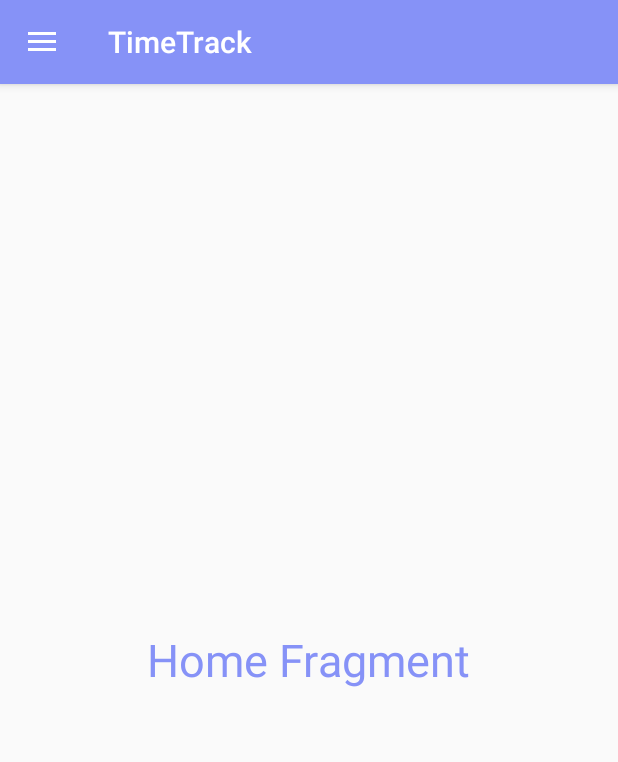
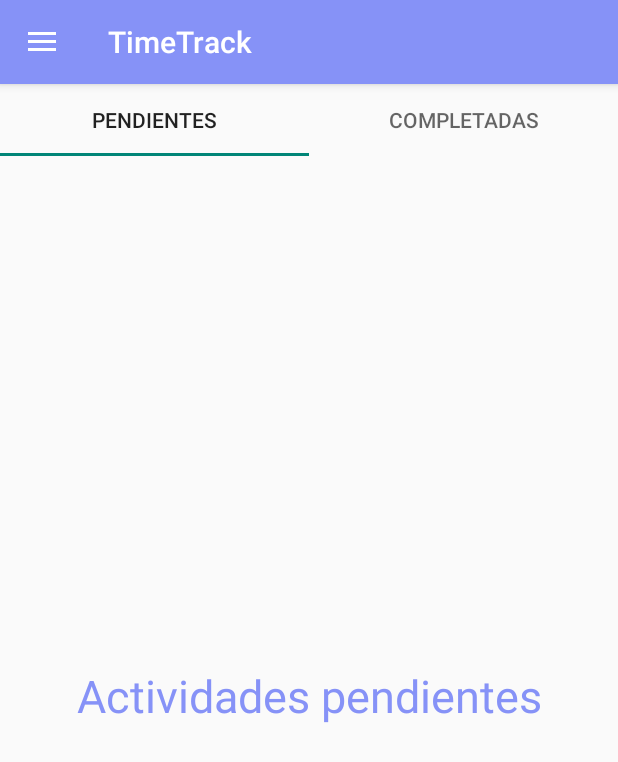
Before and after one commit to LMorenoZ/TimeTrack, an Android app: the screen it shows after launch (MainActivity), on a phone screen of 412 x 824 dp. Shown: the top 762 px of the screen. Run offline under Robolectric (Android 15) with nearby library versions, the phone set to English and light mode, and no system bars.

Commit message:
Se añadieron los tabs en el fragment de actividades

```diff
--- /dev/null
+++ b/app/src/main/java/sv/edu/catolica/timetrack/Adapter/VPAdapter.java
@@ -0,0 +1,40 @@
+package sv.edu.catolica.timetrack.Adapter;
+
+import androidx.annotation.NonNull;
+import androidx.annotation.Nullable;
+import androidx.fragment.app.Fragment;
+import androidx.fragment.app.FragmentManager;
+import androidx.fragment.app.FragmentPagerAdapter;
+
+import java.util.ArrayList;
+
+public class VPAdapter extends FragmentPagerAdapter {
+    private final ArrayList<Fragment> fragmentArrayList = new ArrayList<>();
+    private final ArrayList<String> fragmentTitle = new ArrayList<>();
+
+    public VPAdapter(@NonNull FragmentManager fm, int behavior) {
+        super(fm, behavior);
+    }
+
+    @NonNull
+    @Override
+    public Fragment getItem(int position) {
+        return fragmentArrayList.get(position);
+    }
+
+    @Override
+    public int getCount() {
+        return fragmentArrayList.size();
+    }
+
+    public void addFragment(Fragment fragment, String title) {
+        fragmentArrayList.add(fragment);
+        fragmentTitle.add(title);
+    }
+
+    @Nullable
+    @Override
+    public CharSequence getPageTitle(int position) {
+        return fragmentTitle.get(position );
+    }
+}
--- /dev/null
+++ b/app/src/main/java/sv/edu/catolica/timetrack/CompletadasFragment.java
@@ -0,0 +1,19 @@
+package sv.edu.catolica.timetrack;
+
+import android.os.Bundle;
+
+import androidx.fragment.app.Fragment;
+
+import android.view.LayoutInflater;
+import android.view.View;
+import android.view.ViewGroup;
+
+public class CompletadasFragment extends Fragment {
+
+    @Override
+    public View onCreateView(LayoutInflater inflater, ViewGroup container,
+                             Bundle savedInstanceState) {
+        // Inflate the layout for this fragment
+        return inflater.inflate(R.layout.fragment_completadas, container, false);
+    }
+}
--- a/app/src/main/java/sv/edu/catolica/timetrack/HomeFragment.java
+++ b/app/src/main/java/sv/edu/catolica/timetrack/HomeFragment.java
@@ -2,18 +2,62 @@ package sv.edu.catolica.timetrack;
 
 import android.os.Bundle;
 
+import androidx.annotation.NonNull;
+import androidx.annotation.Nullable;
 import androidx.fragment.app.Fragment;
+import androidx.fragment.app.FragmentPagerAdapter;
+import androidx.viewpager.widget.ViewPager;
 
 import android.view.LayoutInflater;
 import android.view.View;
 import android.view.ViewGroup;
 
+import com.google.android.material.tabs.TabLayout;
+
+import sv.edu.catolica.timetrack.Adapter.VPAdapter;
+
 public class HomeFragment extends Fragment {
+    private TabLayout tabLayout;
+    private ViewPager viewPager;
+
+    @Override
+    public void onCreate(@Nullable Bundle savedInstanceState) {
+        super.onCreate(savedInstanceState);
+    }
+
+    @Override
+    public void onViewCreated(@NonNull View view, @Nullable Bundle savedInstanceState) {
+        super.onViewCreated(view, savedInstanceState);
+
+        tabLayout = view.findViewById(R.id.tablayout);
+        viewPager = view.findViewById(R.id.viewpager);
+
+        tabLayout.setupWithViewPager(viewPager);
+
+        VPAdapter vpAdapter = new VPAdapter(getChildFragmentManager(), FragmentPagerAdapter.BEHAVIOR_RESUME_ONLY_CURRENT_FRAGMENT);
+        vpAdapter.addFragment(new PendientesFragment(), "Pendientes");
+        vpAdapter.addFragment(new CompletadasFragment(), "Completadas");
+        viewPager.setOffscreenPageLimit(2);
+        viewPager.setAdapter(vpAdapter);
+    }
 
     @Override
     public View onCreateView(LayoutInflater inflater, ViewGroup container,
                              Bundle savedInstanceState) {
-        // Inflate the layout for this fragment
+
+//        View view = inflater.inflate(R.layout.fragment_home, container, false);
+//
+//        tabLayout = view.findViewById(R.id.tablayout);
+//        viewPager = view.findViewById(R.id.viewpager);
+//
+//        tabLayout.setupWithViewPager(viewPager);
+//
+//        VPAdapter vpAdapter = new VPAdapter(getParentFragmentManager(), FragmentPagerAdapter.BEHAVIOR_RESUME_ONLY_CURRENT_FRAGMENT);
+//        vpAdapter.addFragment(new PendientesFragment(), "Pendientes");
+//        vpAdapter.addFragment(new CompletadasFragment(), "Completadas");
+//        viewPager.setAdapter(vpAdapter);
+//        return view;
+
         return inflater.inflate(R.layout.fragment_home, container, false);
     }
 }
--- a/app/src/main/java/sv/edu/catolica/timetrack/MainActivity.java
+++ b/app/src/main/java/sv/edu/catolica/timetrack/MainActivity.java
@@ -6,16 +6,18 @@ import androidx.appcompat.app.AppCompatActivity;
 import androidx.appcompat.widget.Toolbar;
 import androidx.core.view.GravityCompat;
 import androidx.drawerlayout.widget.DrawerLayout;
+import androidx.fragment.app.FragmentActivity;
+import androidx.fragment.app.FragmentTransaction;
 
 import android.os.Bundle;
 import android.view.MenuItem;
-import android.widget.TextView;
 import android.widget.Toast;
 
 import com.google.android.material.navigation.NavigationView;
 
 public class MainActivity extends AppCompatActivity implements NavigationView.OnNavigationItemSelectedListener {
     private DrawerLayout drawerLayout;
+    private HomeFragment frag;
 
     @Override
     protected void onCreate(Bundle savedInstanceState) {
@@ -34,7 +36,10 @@ public class MainActivity extends AppCompatActivity implements NavigationView.On
         toggle.syncState();
 
         if (savedInstanceState == null) {
-            getSupportFragmentManager().beginTransaction().replace(R.id.fragment_container, new HomeFragment()).commit();
+//            getSupportFragmentManager().beginTransaction().replace(R.id.fragment_container, new HomeFragment()).commit();
+            frag = new HomeFragment();
+            getSupportFragmentManager().beginTransaction().replace(R.id.fragment_container, frag).commit();
+
             navigationView.setCheckedItem(R.id.nav_home);
         }
 
@@ -42,31 +47,11 @@ public class MainActivity extends AppCompatActivity implements NavigationView.On
     }
     @Override
     public boolean onNavigationItemSelected(@NonNull MenuItem item) {
-//        switch (item.getItemId()) {
-//            case R.id.nav_home:
-//                getSupportFragmentManager().beginTransaction().replace(R.id.fragment_container, new HomeFragment()).commit();
-//                break;
-//
-//            case R.id.nav_settings:
-//                getSupportFragmentManager().beginTransaction().replace(R.id.fragment_container, new SettingsFragment()).commit();
-//                break;
-//
-//            case R.id.nav_share:
-//                getSupportFragmentManager().beginTransaction().replace(R.id.fragment_container, new ShareFragment()).commit();
-//                break;
-//
-//            case R.id.nav_about:
-//                getSupportFragmentManager().beginTransaction().replace(R.id.fragment_container, new AboutFragment()).commit();
-//                break;
-//
-//            case R.id.nav_logout:
-//                Toast.makeText(this, "Logout!", Toast.LENGTH_SHORT).show();
-//                break;
-//        }
+
         int itemId = item.getItemId();
 
         if (itemId == R.id.nav_home) {
-            getSupportFragmentManager().beginTransaction().replace(R.id.fragment_container, new HomeFragment()).commit();
+            getSupportFragmentManager().beginTransaction().replace(R.id.fragment_container, frag).commit();
         } else if (itemId == R.id.nav_settings) {
             getSupportFragmentManager().beginTransaction().replace(R.id.fragment_container, new SettingsFragment()).commit();
         } else if (itemId == R.id.nav_share) {
--- /dev/null
+++ b/app/src/main/java/sv/edu/catolica/timetrack/PendientesFragment.java
@@ -0,0 +1,17 @@
+package sv.edu.catolica.timetrack;
+
+import android.os.Bundle;
+
+import androidx.fragment.app.Fragment;
+
+import android.view.LayoutInflater;
+import android.view.View;
+import android.view.ViewGroup;
+public class PendientesFragment extends Fragment {
+
+    public View onCreateView(LayoutInflater inflater, ViewGroup container,
+                             Bundle savedInstanceState) {
+        // Inflate the layout for this fragment
+        return inflater.inflate(R.layout.fragment_pendientes, container, false);
+    }
+}
--- a/app/src/main/java/sv/edu/catolica/timetrack/SplashScreen.java
+++ b/app/src/main/java/sv/edu/catolica/timetrack/SplashScreen.java
@@ -1,19 +1,17 @@
 package sv.edu.catolica.timetrack;
 
-import androidx.appcompat.app.ActionBar;
 import androidx.appcompat.app.AppCompatActivity;
 
 import android.content.Intent;
 import android.os.Bundle;
 import android.os.Handler;
-import android.widget.Toast;
 
 public class SplashScreen extends AppCompatActivity {
 
     @Override
     protected void onCreate(Bundle savedInstanceState) {
         super.onCreate(savedInstanceState);
-        setContentView(R.layout.activity_main);
+        setContentView(R.layout.design_splashscreen);
 
         Handler handler = new Handler();
         handler.postDelayed(new Runnable() {
--- /dev/null
+++ b/app/src/main/res/layout/fragment_completadas.xml
@@ -0,0 +1,17 @@
+<?xml version="1.0" encoding="utf-8"?>
+<FrameLayout xmlns:android="http://schemas.android.com/apk/res/android"
+    xmlns:tools="http://schemas.android.com/tools"
+    android:layout_width="match_parent"
+    android:layout_height="match_parent"
+    tools:context=".CompletadasFragment">
+
+    <!-- TODO: Update blank fragment layout -->
+    <TextView
+        android:layout_width="match_parent"
+        android:layout_height="match_parent"
+        android:text="Actividades completadas"
+        android:gravity="center"
+        android:textColor="@color/lavender"
+        android:textSize="30sp"/>
+
+</FrameLayout>
--- a/app/src/main/res/layout/fragment_home.xml
+++ b/app/src/main/res/layout/fragment_home.xml
@@ -1,6 +1,7 @@
 <?xml version="1.0" encoding="utf-8"?>
 <RelativeLayout
     xmlns:android="http://schemas.android.com/apk/res/android"
+    xmlns:app="http://schemas.android.com/apk/res-auto"
     xmlns:tools="http://schemas.android.com/tools"
     android:layout_width="match_parent"
     android:layout_height="match_parent"
@@ -13,12 +14,48 @@
         android:orientation="vertical"
         android:gravity="center"
         >
-        <TextView
-            android:layout_width="wrap_content"
-            android:layout_height="wrap_content"
-            android:text="Home Fragment"
-            android:textSize="30sp"
-            android:textColor="@color/lavender" />
+
+        <androidx.constraintlayout.widget.ConstraintLayout
+            android:layout_width="match_parent"
+            android:layout_height="match_parent">
+
+            <com.google.android.material.tabs.TabLayout
+                android:id="@+id/tablayout"
+                android:layout_width="match_parent"
+                android:layout_height="wrap_content"
+
+                android:layout_alignParentTop="true"
+                app:layout_constraintEnd_toEndOf="parent"
+                app:layout_constraintHorizontal_bias="0.5"
+                app:layout_constraintStart_toStartOf="parent"
+                app:layout_constraintTop_toTopOf="parent">
+
+                <com.google.android.material.tabs.TabItem
+                    android:layout_width="wrap_content"
+                    android:layout_height="wrap_content"
+                    android:text="Pendientes" />
+
+                <com.google.android.material.tabs.TabItem
+                    android:layout_width="wrap_content"
+                    android:layout_height="wrap_content"
+                    android:text="Completadas"
+                    tools:layout_editor_absoluteX="133dp"
+                    tools:layout_editor_absoluteY="-2dp" />
+
+            </com.google.android.material.tabs.TabLayout>
+
+            <androidx.viewpager.widget.ViewPager
+                android:id="@+id/viewpager"
+                android:layout_width="match_parent"
+                android:layout_height="wrap_content"
+                app:layout_constraintBottom_toBottomOf="parent"
+                app:layout_constraintEnd_toEndOf="parent"
+                app:layout_constraintHorizontal_bias="0.5"
+                app:layout_constraintStart_toStartOf="parent"
+                app:layout_constraintTop_toBottomOf="@+id/tablayout" />
+
+        </androidx.constraintlayout.widget.ConstraintLayout>
+
     </LinearLayout>
 
 </RelativeLayout>
--- /dev/null
+++ b/app/src/main/res/layout/fragment_pendientes.xml
@@ -0,0 +1,17 @@
+<?xml version="1.0" encoding="utf-8"?>
+<FrameLayout xmlns:android="http://schemas.android.com/apk/res/android"
+    xmlns:tools="http://schemas.android.com/tools"
+    android:layout_width="match_parent"
+    android:layout_height="match_parent"
+    tools:context=".PendientesFragment">
+
+    <!-- TODO: Update blank fragment layout -->
+    <TextView
+        android:layout_width="match_parent"
+        android:layout_height="match_parent"
+        android:text="Actividades pendientes"
+        android:gravity="center"
+        android:textColor="@color/lavender"
+        android:textSize="30sp"/>
+
+</FrameLayout>
```
Also changed, not shown: app/src/main/res/layout/design_splashscreen.xml (renamed from app/src/main/res/layout/activity_main.xml).
